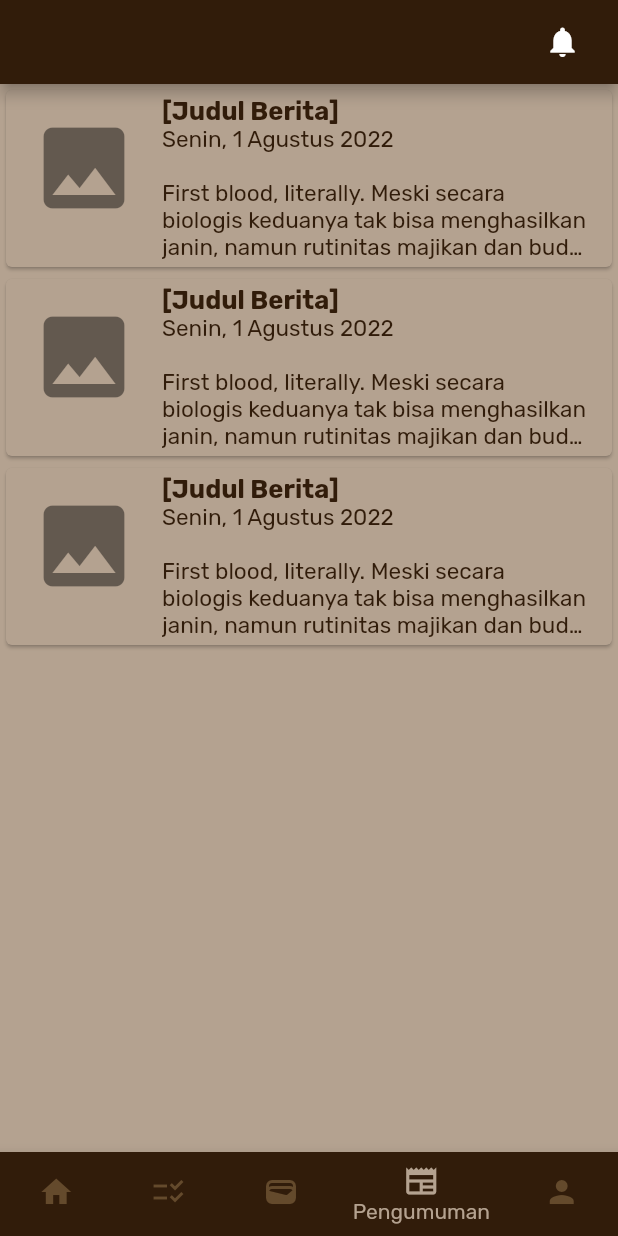
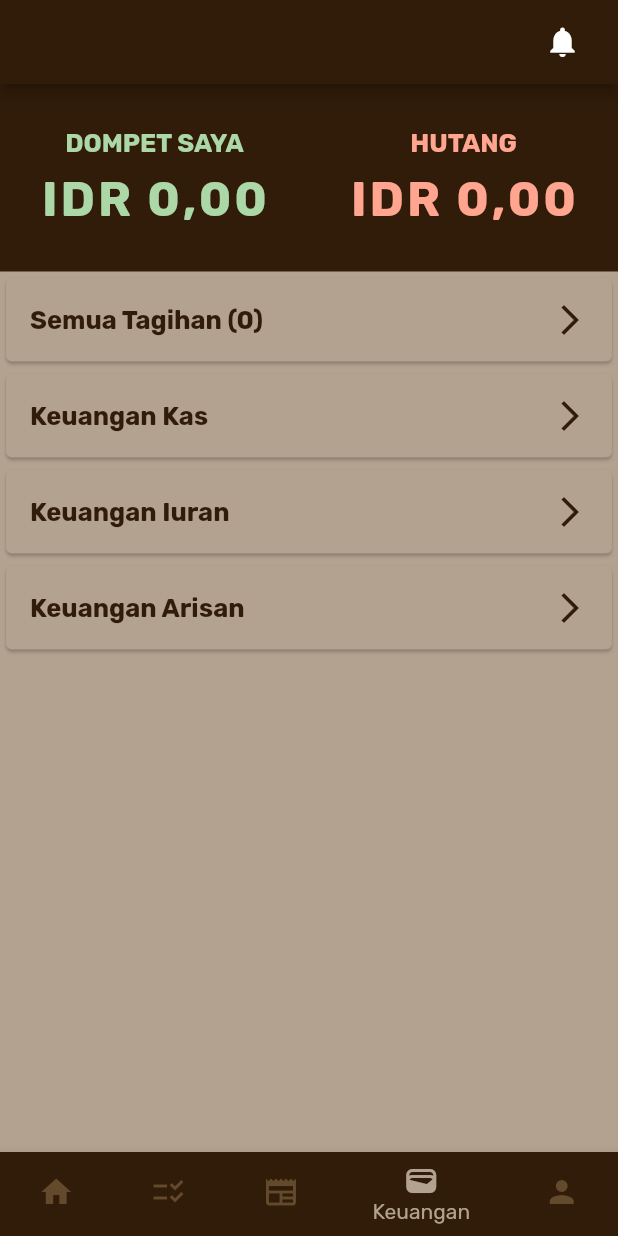
Before and after one commit to Smart-RT/SmartRT-mobile, a Flutter app: the screen it shows after launch, item 4 of the bottom bar chosen, on a phone screen of 412 x 824 dp. Run offline on Flutter 3.47's test engine with Material 2 defaults, Android fonts, the phone set to English and light mode, and no system bars; our stand-ins replace date_time_picker, dio, dropdown_button2, firebase_auth, firebase_core, flutter_secure_storage and 2 more; accounts and stored records are empty.

Commit message:
menukar bottomnavbar pengumuman dengan keuangan, membuat tampilan halaman keuangan

```diff
--- a/lib/constants/style.dart
+++ b/lib/constants/style.dart
@@ -12,6 +12,20 @@ final TextStyle smartRTTextTitle_Secondary = TextStyle(
   fontSize: 32.0,
   fontWeight: FontWeight.bold,
   color: smartRTSecondaryColor,
+  letterSpacing: 2,
+);
+
+final TextStyle smartRTTextTitle_Success = TextStyle(
+  fontSize: 32.0,
+  fontWeight: FontWeight.bold,
+  color: smartRTSuccessColor,
+  letterSpacing: 2,
+);
+
+final TextStyle smartRTTextTitle_Error = TextStyle(
+  fontSize: 32.0,
+  fontWeight: FontWeight.bold,
+  color: smartRTErrorColor,
   letterSpacing: 2,
 );
 
@@ -92,6 +106,28 @@ final TextStyle smartRTTextLargeBold_Secondary = TextStyle(
   fontWeight: FontWeight.bold
 );
 
+final TextStyle smartRTTextLarge_Success = TextStyle(
+  fontSize: 17.0,
+  color: smartRTSuccessColor,
+);
+
+final TextStyle smartRTTextLargeBold_Success = TextStyle(
+  fontSize: 17.0,
+  color: smartRTSuccessColor,
+  fontWeight: FontWeight.bold
+);
+
+final TextStyle smartRTTextLarge_Error = TextStyle(
+  fontSize: 17.0,
+  color: smartRTErrorColor,
+);
+
+final TextStyle smartRTTextLargeBold_Error = TextStyle(
+  fontSize: 17.0,
+  color: smartRTErrorColor,
+  fontWeight: FontWeight.bold
+);
+
 final TextStyle smartRTTextTitleCard_Primary = TextStyle(
   fontSize: 20.0,
   color: smartRTPrimaryColor,
--- a/lib/screens/guest_screens/guest_home.dart
+++ b/lib/screens/guest_screens/guest_home.dart
@@ -244,9 +244,6 @@ class _GuestHomeState extends State<GuestHome> {
     Text(
       'Index 2: School',
     ),
-    Text(
-      'Index 2: School',
-    ),
     ListView(
       children: <Widget>[
         Card(
@@ -313,7 +310,116 @@ class _GuestHomeState extends State<GuestHome> {
         Container(
           color: smartRTPrimaryColor,
           width: double.infinity,
-          height: 175,
+          height: 125,
+          child: Row(
+            crossAxisAlignment: CrossAxisAlignment.center,
+            mainAxisAlignment: MainAxisAlignment.center,
+            children: [
+              Expanded(
+                  child: Padding(
+                padding: paddingScreen,
+                child: Column(
+                  mainAxisAlignment: MainAxisAlignment.spaceAround,
+                  children: [
+                    Text(
+                      'DOMPET SAYA',
+                      style: smartRTTextLargeBold_Success,
+                    ),
+                    Text(
+                      'IDR 0,00',
+                      style: smartRTTextTitle_Success,
+                    )
+                  ],
+                ),
+              )),
+              Expanded(
+                  child: Padding(
+                padding: paddingScreen,
+                child: Column(
+                  mainAxisAlignment: MainAxisAlignment.spaceAround,
+                  children: [
+                    Text(
+                      'HUTANG',
+                      style: smartRTTextLargeBold_Error,
+                    ),
+                    Text(
+                      'IDR 0,00',
+                      style: smartRTTextTitle_Error,
+                    )
+                  ],
+                ),
+              )),
+            ],
+          ),
+        ),
+        Container(
+          height: 500,
+          child: ListView(
+            children: <Widget>[
+              Card(
+                color: smartRTSecondaryColor,
+                child: ListTile(
+                  title: Text(
+                    'Semua Tagihan (0)',
+                    style: smartRTTextLargeBold_Primary,
+                  ),
+                  trailing: Icon(
+                    Icons.arrow_forward_ios,
+                    color: smartRTPrimaryColor,
+                  ),
+                ),
+              ),
+              Card(
+                color: smartRTSecondaryColor,
+                child: ListTile(
+                  title: Text(
+                    'Keuangan Kas',
+                    style: smartRTTextLargeBold_Primary,
+                  ),
+                  trailing: Icon(
+                    Icons.arrow_forward_ios,
+                    color: smartRTPrimaryColor,
+                  ),
+                ),
+              ),
+              Card(
+                color: smartRTSecondaryColor,
+                child: ListTile(
+                  title: Text(
+                    'Keuangan Iuran',
+                    style: smartRTTextLargeBold_Primary,
+                  ),
+                  trailing: Icon(
+                    Icons.arrow_forward_ios,
+                    color: smartRTPrimaryColor,
+                  ),
+                ),
+              ),
+              Card(
+                color: smartRTSecondaryColor,
+                child: ListTile(
+                  title: Text(
+                    'Keuangan Arisan',
+                    style: smartRTTextLargeBold_Primary,
+                  ),
+                  trailing: Icon(
+                    Icons.arrow_forward_ios,
+                    color: smartRTPrimaryColor,
+                  ),
+                ),
+              ),
+            ],
+          ),
+        )
+
+      ],
+    ),
+    Column(
+      children: [
+        Container(
+          color: smartRTPrimaryColor,
+          width: double.infinity,
+          height: 125,
           child: Row(
             children: [
               Expanded(
@@ -489,13 +595,13 @@ class _GuestHomeState extends State<GuestHome> {
             backgroundColor: smartRTPrimaryColor,
           ),
           BottomNavigationBarItem(
-            icon: Icon(Icons.wallet),
-            label: 'Keuangan',
+            icon: Icon(Icons.newspaper),
+            label: 'Pengumuman',
             backgroundColor: smartRTPrimaryColor,
           ),
           BottomNavigationBarItem(
-            icon: Icon(Icons.newspaper),
-            label: 'Pengumuman',
+            icon: Icon(Icons.wallet),
+            label: 'Keuangan',
             backgroundColor: smartRTPrimaryColor,
           ),
           BottomNavigationBarItem(
```
